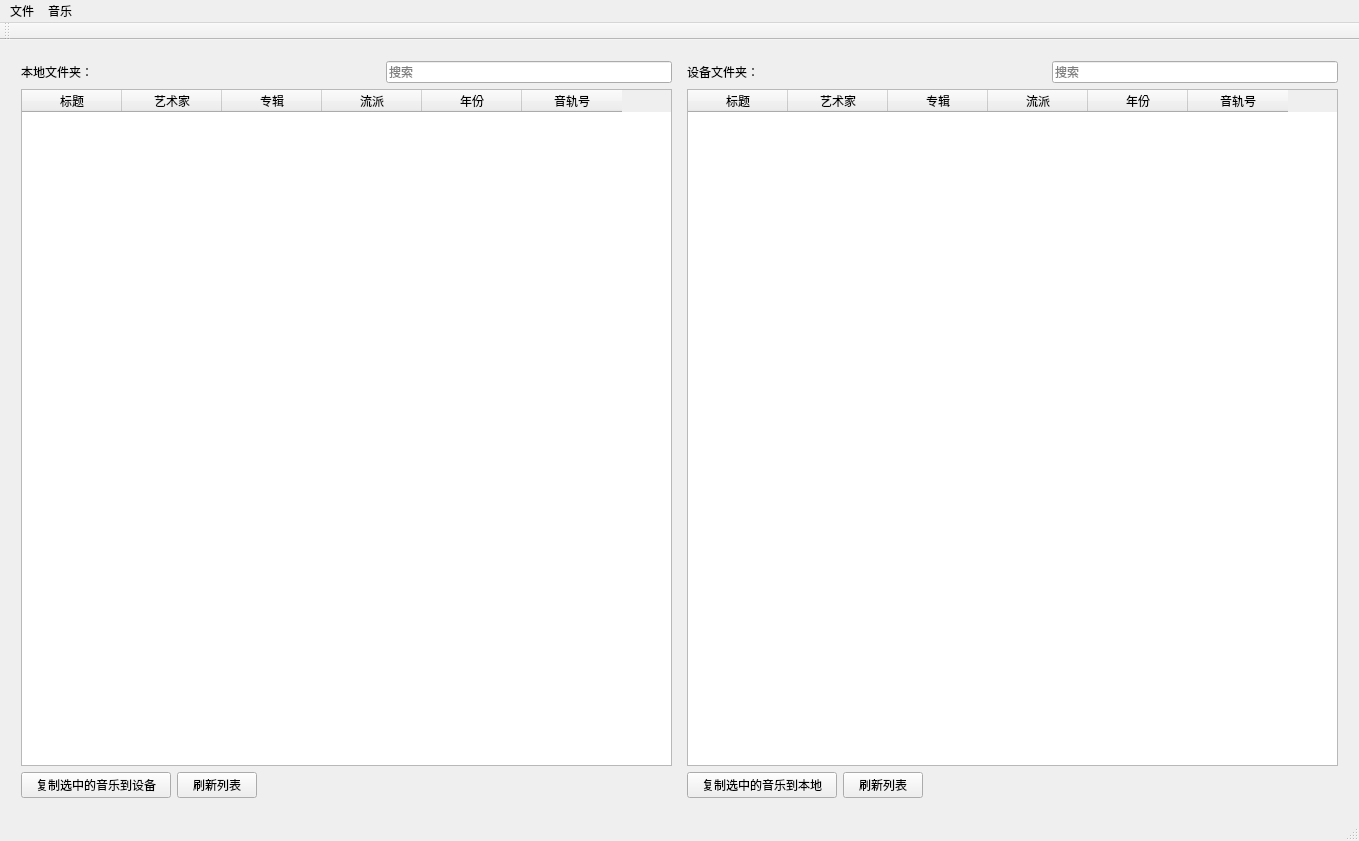
Qt form MusicSyncTool.ui (FunnyAWM/MusicSyncTool) before a commit.
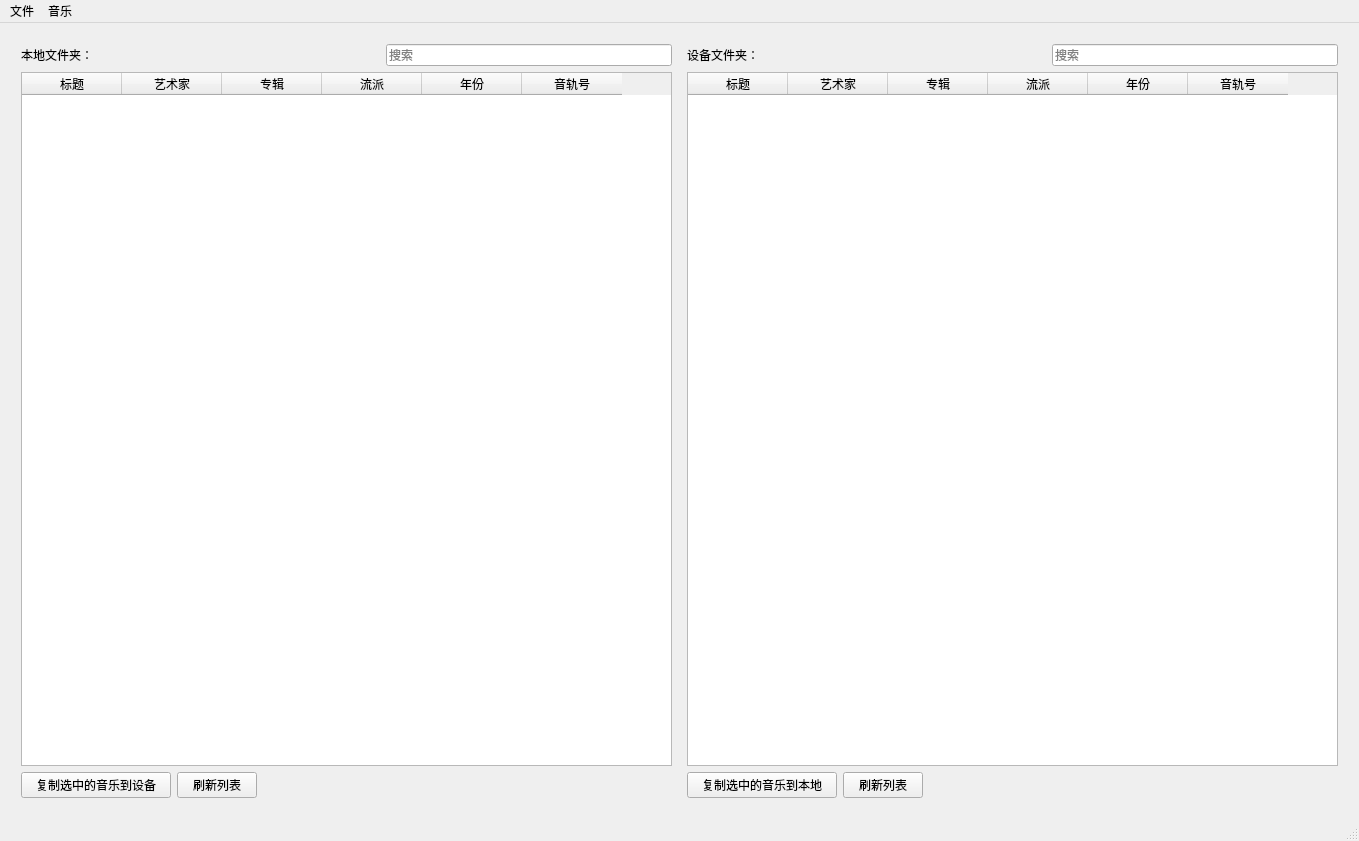
The same form after that commit.

Diff of the .ui file:
```diff
--- a/MusicSyncTool.ui
+++ b/MusicSyncTool.ui
@@ -296,14 +296,6 @@
    <addaction name="menu"/>
    <addaction name="menu_3"/>
   </widget>
-  <widget class="QToolBar" name="mainToolBar">
-   <attribute name="toolBarArea">
-    <enum>TopToolBarArea</enum>
-   </attribute>
-   <attribute name="toolBarBreak">
-    <bool>false</bool>
-   </attribute>
-  </widget>
   <widget class="QStatusBar" name="statusBar"/>
   <action name="actionExit">
    <property name="text">
```
